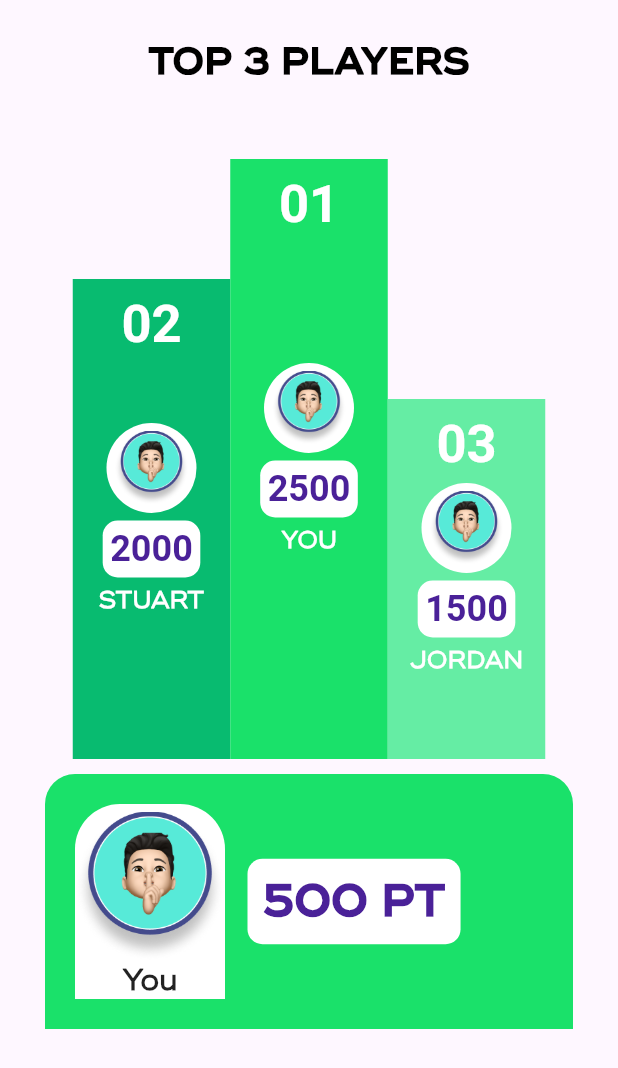
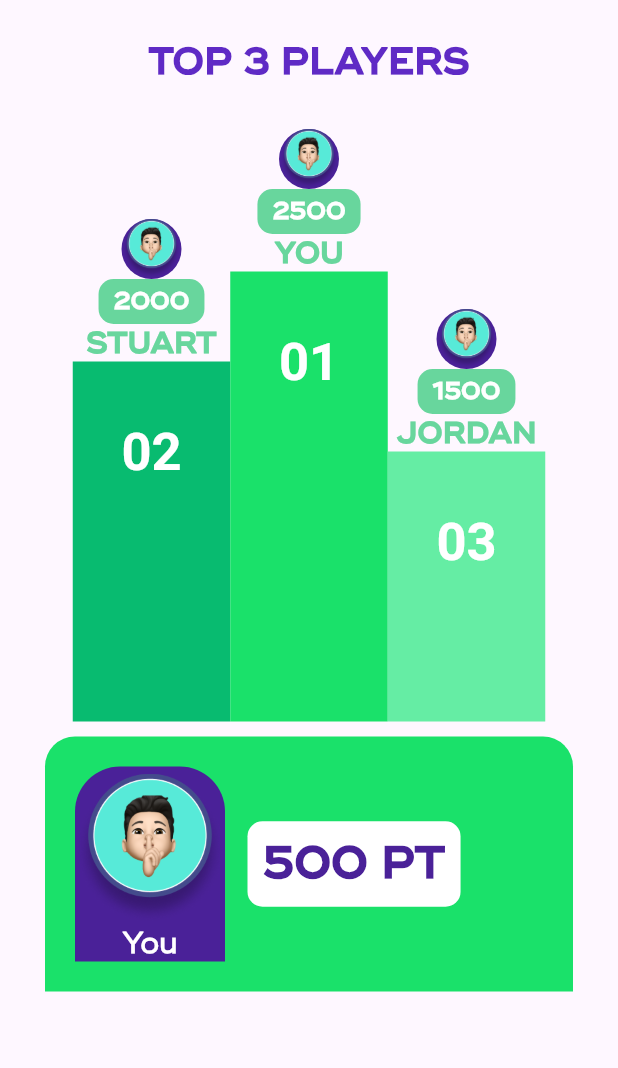
Before and after one commit to tungctn/ecofrenzy-app, a Flutter app: the LeaderBoardScreen screen opened directly, on a phone screen of 412 x 824 dp. Shown: the top 1068 px of the screen. Run offline on Flutter 3.47's test engine with Material 2 defaults, Android fonts, the phone set to English and light mode, and no system bars; our stand-ins replace awesome_dialog, camera, flutter_spinkit, flutter_svg, fluttertoast, font_awesome_flutter and 4 more; missing offline and left inert: flutter_facebook_auth; accounts and stored records are empty; network calls fail; Roboto replaces fonts that are missing (Ridley Grotesk ExtraBold); project files that could hold a hidden picture were left out.

Commit message:
update 14 files and create 1 file

```diff
--- /dev/null
+++ b/flutter_app/lib/provider/notifiers/user.notifier.dart
@@ -0,0 +1,17 @@
+import 'package:flutter/material.dart';
+
+class UserNotifier extends ChangeNotifier {
+  // User _user;
+  dynamic suggestFriends;
+  dynamic friends;
+
+  void setSuggestFriends(dynamic friends) {
+    suggestFriends = friends;
+    notifyListeners();
+  }
+
+  void setFriends(dynamic friends) {
+    this.friends = friends;
+    notifyListeners();
+  }
+}
--- a/flutter_app/lib/provider/store.dart
+++ b/flutter_app/lib/provider/store.dart
@@ -3,6 +3,7 @@ import 'package:flutter_app/provider/notifiers/auth.notifier.dart';
 import 'package:flutter_app/provider/notifiers/challenge.notifier.dart';
 import 'package:flutter_app/provider/notifiers/post.notifier.dart';
 import 'package:flutter_app/provider/notifiers/profile.notifier.dart';
+import 'package:flutter_app/provider/notifiers/user.notifier.dart';
 
 class Store {
   final ChallengeNotifier challengeNotifier;
@@ -10,11 +11,13 @@ class Store {
   final AuthNotifier authNotifier;
   final ProfileNotifier profileNotifier;
   final ActivityNotifier activityNotifier;
+  final UserNotifier userNotifier;
 
   Store()
       : challengeNotifier = ChallengeNotifier(),
         postNotifier = PostNotifier(),
         profileNotifier = ProfileNotifier(),
         authNotifier = AuthNotifier(),
-        activityNotifier = ActivityNotifier();
+        activityNotifier = ActivityNotifier(),
+        userNotifier = UserNotifier();
 }
--- a/flutter_app/lib/views/app.dart
+++ b/flutter_app/lib/views/app.dart
@@ -2,6 +2,7 @@ import 'package:flutter_app/provider/notifiers/activity.notifier.dart';
 import 'package:flutter_app/provider/notifiers/auth.notifier.dart';
 import 'package:flutter_app/provider/notifiers/post.notifier.dart';
 import 'package:flutter_app/provider/notifiers/profile.notifier.dart';
+import 'package:flutter_app/provider/notifiers/user.notifier.dart';
 import 'package:flutter_app/views/layouts/navigation.dart';
 import 'package:flutter/material.dart';
 import 'package:flutter_app/views/screens/auth/sign_in.screen.dart';
@@ -55,6 +56,7 @@ class _MyAppState extends State<MyApp> {
               value: store.profileNotifier),
           ChangeNotifierProvider<ActivityNotifier>.value(
               value: store.activityNotifier),
+          ChangeNotifierProvider<UserNotifier>.value(value: store.userNotifier),
         ],
         child: Consumer<AuthNotifier>(builder: (context, notifier, _) {
           return MaterialApp(
--- a/flutter_app/lib/views/components/leaderboard/player.card.dart
+++ b/flutter_app/lib/views/components/leaderboard/player.card.dart
@@ -22,6 +22,47 @@ class PlayerCard extends StatelessWidget {
   Widget build(BuildContext context) {
     return Container(
         // padding: const EdgeInsets.all(8.0),
+
+        child: Column(
+      children: [
+        Column(
+          mainAxisSize: MainAxisSize.min,
+          children: [
+            CircleAvatar(
+              backgroundColor: const Color(0xFF4A2198),
+              child: Image.asset(
+                'assets/images/avatar.png',
+                width: 70,
+                height: 70,
+              ),
+            ),
+            Container(
+              // margin: const EdgeInsets.symmetric(vertical: 5),
+              padding: const EdgeInsets.symmetric(horizontal: 10, vertical: 5),
+              decoration: BoxDecoration(
+                color: const Color(0xff68d69d),
+                borderRadius: BorderRadius.circular(10),
+              ),
+              child: Text(
+                points.toString(),
+                style: const TextStyle(
+                    fontSize: 16,
+                    color: Colors.white,
+                    fontWeight: FontWeight.w900,
+                    fontFamily: 'Ridley Grotesk Bold'),
+              ),
+            ),
+            Text(
+              name,
+              style: const TextStyle(
+                  fontSize: 20,
+                  color: Color(0xff68d69d),
+                  fontWeight: FontWeight.w900,
+                  fontFamily: "Ridley Grotesk Bold"),
+            ),
+          ],
+        ),
+        Container(
           margin: const EdgeInsets.all(0),
           width: 105,
           height: height,
@@ -37,49 +78,14 @@ class PlayerCard extends StatelessWidget {
             children: [
               if (rank.isNotEmpty)
                 Positioned(
-              top: 10,
+                  top: 40,
+                  bottom: 40,
                   child: Text(rank,
                       style: const TextStyle(
                           fontSize: 35,
                           color: Colors.white,
                           fontFamily: 'Ridley Grotesk ExtraBold',
                           fontWeight: FontWeight.bold)),
-            ),
-          Column(
-            mainAxisSize: MainAxisSize.min,
-            children: [
-              CircleAvatar(
-                  radius: 30,
-                  backgroundColor: Colors.white,
-                  child: Image.asset(
-                    'assets/images/avatar.png',
-                    width: 50,
-                    height: 50,
-                  )),
-              Container(
-                margin: const EdgeInsets.symmetric(vertical: 5),
-                padding: const EdgeInsets.all(5),
-                decoration: BoxDecoration(
-                  color: Colors.white,
-                  borderRadius: BorderRadius.circular(10),
-                ),
-                child: Text(
-                  points.toString(),
-                  style: const TextStyle(
-                      fontSize: 24,
-                      color: Color(0xFF4A2198),
-                      fontWeight: FontWeight.bold,
-                      fontFamily: 'Ridley Grotesk ExtraBold'),
-                ),
-              ),
-              Text(
-                name,
-                style: const TextStyle(
-                    fontSize: 16,
-                    color: Colors.white,
-                    fontWeight: FontWeight.bold),
-              ),
-            ],
                 ),
               if (isYou)
                 const Positioned(
@@ -89,6 +95,8 @@ class PlayerCard extends StatelessWidget {
                 ),
             ],
           ),
-    );
+        )
+      ],
+    ));
   }
 }
--- a/flutter_app/lib/views/components/leaderboard/your.card.dart
+++ b/flutter_app/lib/views/components/leaderboard/your.card.dart
@@ -26,7 +26,7 @@ class YourCard extends StatelessWidget {
             width: 100,
             height: 130,
             decoration: const BoxDecoration(
-              color: Colors.white,
+              color: Color(0xFF4A2198),
               borderRadius: BorderRadius.only(
                 topLeft: Radius.circular(30),
                 topRight: Radius.circular(30),
@@ -57,6 +57,7 @@ class YourCard extends StatelessWidget {
                   style: TextStyle(
                     fontSize: 20,
                     fontWeight: FontWeight.bold,
+                    color: Colors.white,
                   ),
                 ),
               ],
--- a/flutter_app/lib/views/components/shared/app_bar_container.dart
+++ b/flutter_app/lib/views/components/shared/app_bar_container.dart
@@ -1,11 +1,7 @@
 import 'package:flutter/material.dart';
-import 'package:flutter/src/widgets/framework.dart';
-import 'package:flutter/src/widgets/placeholder.dart';
-import 'package:font_awesome_flutter/font_awesome_flutter.dart';
 import 'package:flutter_app/core/constants/color_palatte.dart';
 import 'package:flutter_app/core/constants/dismention_constants.dart';
 import 'package:flutter_app/core/constants/textstyle_constants.dart';
-import 'package:flutter_app/utils/icon.dart';
 
 class AppBarContainer extends StatelessWidget {
   AppBarContainer({
--- a/flutter_app/lib/views/screens/feed.screen.dart
+++ b/flutter_app/lib/views/screens/feed.screen.dart
@@ -1,4 +1,3 @@
-import 'package:flutter/foundation.dart';
 import 'package:flutter/material.dart';
 import 'package:flutter_app/provider/actions/post.action.dart';
 import 'package:flutter_app/provider/notifiers/post.notifier.dart';
--- a/flutter_app/lib/views/screens/leaderboard.screen.dart
+++ b/flutter_app/lib/views/screens/leaderboard.screen.dart
@@ -18,7 +18,7 @@ class LeaderBoardScreenState extends State<LeaderBoardScreen> {
     1500,
   ];
   final yourPoints = 500;
-  final heightInit = 400;
+  final heightInit = 300;
 
   @override
   Widget build(BuildContext context) {
@@ -49,14 +49,13 @@ class LeaderBoardScreenState extends State<LeaderBoardScreen> {
                   child: Text("TOP 3 PLAYERS",
                       style: TextStyle(
                         fontSize: 25,
-                        color: Colors.black,
-                        fontWeight: FontWeight.w800,
+                        color: Color(0xff5F2AC5),
+                        fontWeight: FontWeight.w900,
                         fontFamily: "Ridley Grotesk Bold",
                       )),
                 ),
-                const SizedBox(height: 50),
+                const SizedBox(height: 30),
                 Column(
-                  // mainAxisAlignment: MainAxisAlignment.center,
                   crossAxisAlignment: CrossAxisAlignment.end,
                   children: [
                     Center(
```
Also changed, not shown: flutter_app/lib/provider/actions/user.action.dart (+20 -1 lines), flutter_app/lib/services/user.service.dart (+56 -0 lines), flutter_app/lib/views/screens/challenge_detector.screen.dart (+20 -17 lines), flutter_app/lib/views/screens/friend.screen.dart (+55 -17 lines), flutter_app/lib/views/screens/profile.screen.dart (+4 -5 lines), 2 other files. Lines whose indentation alone changed are shown as unchanged.
